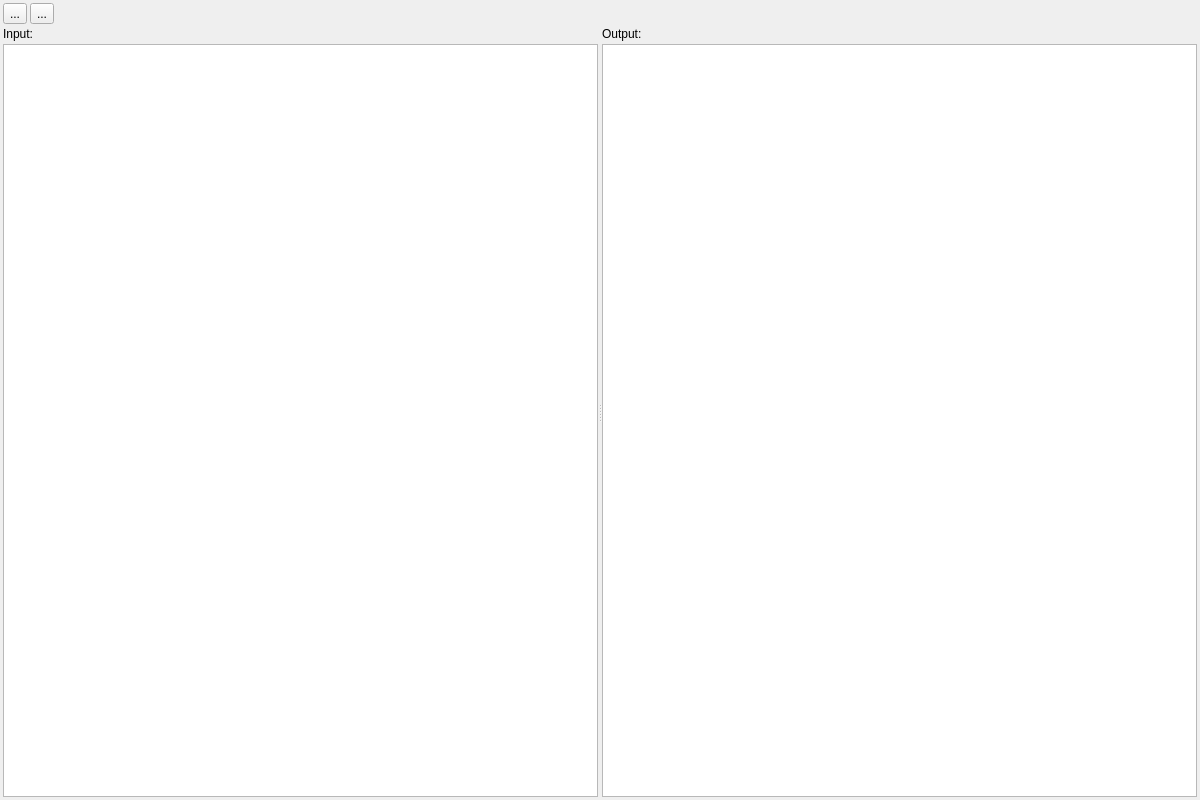
First picture: the form in src/GSvar/VariantConversionWidget.ui, repository imgag/ngs-bits, before the edit.
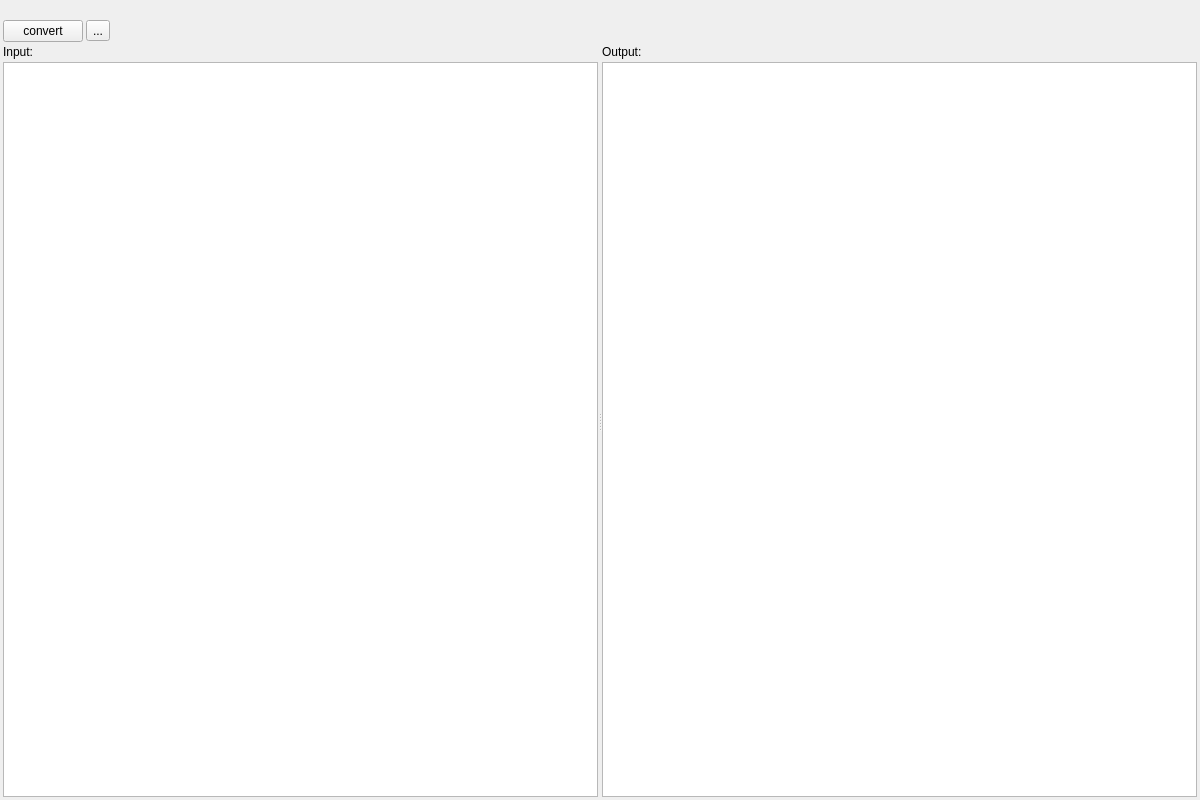
Second picture: the form after the edit. Icons and pictures are not drawn.

```diff
--- a/src/GSvar/VariantConversionWidget.ui
+++ b/src/GSvar/VariantConversionWidget.ui
@@ -19,7 +19,7 @@
   <property name="windowTitle">
    <string>Form</string>
   </property>
-  <layout class="QVBoxLayout" name="verticalLayout_3" stretch="0,1">
+  <layout class="QVBoxLayout" name="verticalLayout_3" stretch="0,0,1">
    <property name="spacing">
     <number>3</number>
    </property>
@@ -35,15 +35,22 @@
    <property name="bottomMargin">
     <number>3</number>
    </property>
+   <item>
+    <widget class="QLabel" name="message">
+     <property name="text">
+      <string/>
+     </property>
+    </widget>
+   </item>
    <item>
     <layout class="QHBoxLayout" name="horizontalLayout">
      <item>
-      <widget class="QToolButton" name="convert_btn">
+      <widget class="QPushButton" name="convert_btn">
        <property name="toolTip">
         <string>Convert.</string>
        </property>
        <property name="text">
-        <string>...</string>
+        <string>convert</string>
        </property>
        <property name="icon">
         <iconset resource="GSvar.qrc">
@@ -85,7 +92,7 @@
      <property name="orientation">
       <enum>Qt::Horizontal</enum>
      </property>
-     <widget class="QWidget" name="">
+     <widget class="QWidget" name="layoutWidget">
       <layout class="QVBoxLayout" name="verticalLayout_2">
        <property name="spacing">
         <number>3</number>
@@ -106,7 +113,7 @@
        </item>
       </layout>
      </widget>
-     <widget class="QWidget" name="">
+     <widget class="QWidget" name="layoutWidget1">
       <layout class="QVBoxLayout" name="verticalLayout">
        <property name="spacing">
         <number>3</number>
```
